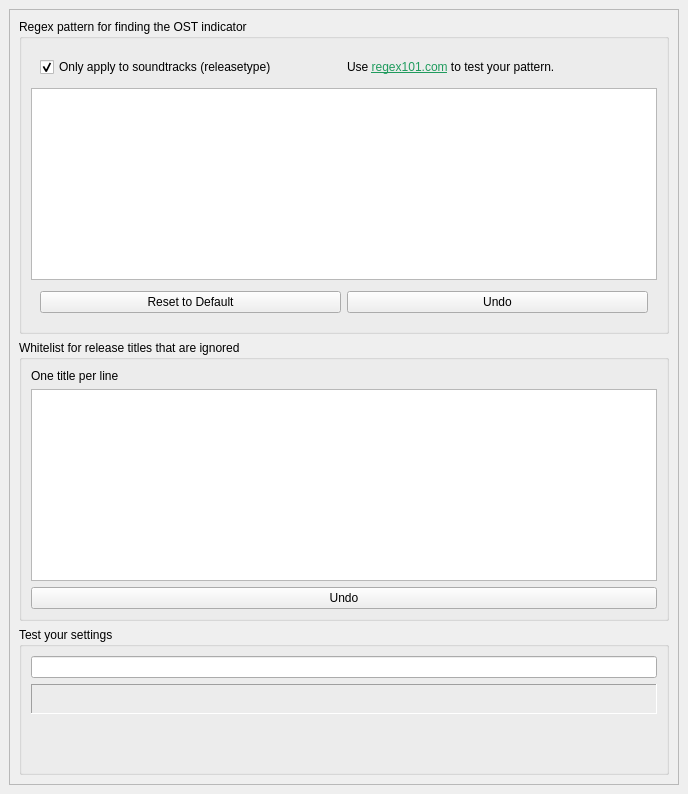
Above: title_cleaner_ost/title_cleaner_ost_config.ui from nrth3rnlb/picard-plugin-title_cleaner_ost before the change. Below: the same form after it.
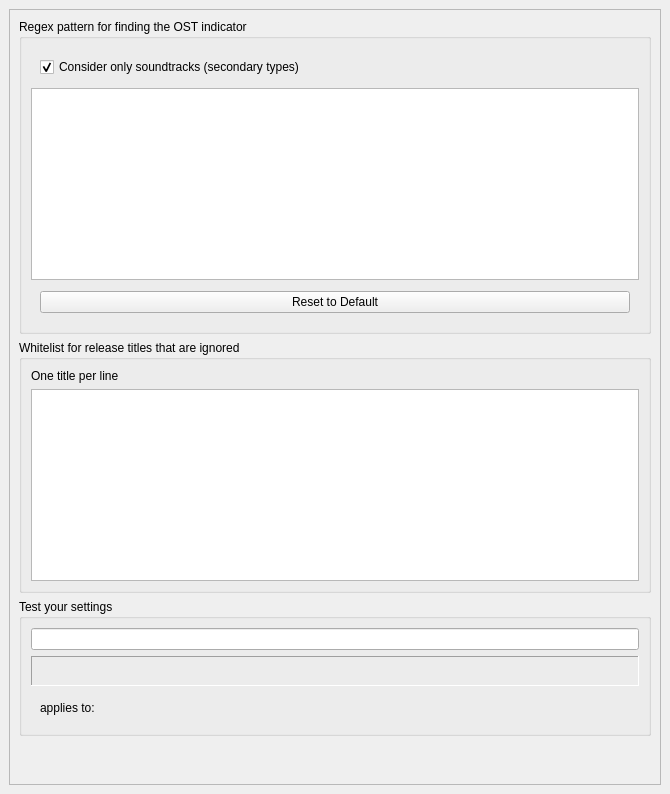
That is the form after the change.

Commit message: fix: simplify plugin settings and improve UI for soundtrack handling

What changed in the file:
```diff
--- a/title_cleaner_ost/title_cleaner_ost_config.ui
+++ b/title_cleaner_ost/title_cleaner_ost_config.ui
@@ -6,7 +6,7 @@
    <rect>
     <x>0</x>
     <y>0</y>
-    <width>688</width>
+    <width>670</width>
     <height>794</height>
    </rect>
   </property>
@@ -36,7 +36,7 @@
        <rect>
         <x>0</x>
         <y>0</y>
-        <width>668</width>
+        <width>650</width>
         <height>774</height>
        </rect>
       </property>
@@ -70,7 +70,7 @@
               <verstretch>0</verstretch>
              </sizepolicy>
             </property>
-            <layout class="QHBoxLayout" name="horizontalLayout_2">
+            <layout class="QVBoxLayout" name="verticalLayout_5">
              <item>
               <widget class="QCheckBox" name="only_soundtrack_checkbox">
                <property name="sizePolicy">
@@ -83,29 +83,13 @@
                 <string>If enabled, the pattern is only applied to albums marked as soundtracks (field 'releasetype'). If disabled, the pattern will be applied to all albums.</string>
                </property>
                <property name="text">
-                <string>Only apply to soundtracks (releasetype)</string>
+                <string>Consider only soundtracks (secondary types)</string>
                </property>
                <property name="checked">
                 <bool>true</bool>
                </property>
               </widget>
              </item>
-             <item>
-              <widget class="QLabel" name="regex_hint">
-               <property name="sizePolicy">
-                <sizepolicy hsizetype="Preferred" vsizetype="Minimum">
-                 <horstretch>0</horstretch>
-                 <verstretch>0</verstretch>
-                </sizepolicy>
-               </property>
-               <property name="toolTip">
-                <string>External link for testing your regular expression pattern.</string>
-               </property>
-               <property name="text">
-                <string>&lt;html&gt;&lt;head/&gt;&lt;body&gt;&lt;p&gt;Use &lt;a href=&quot;https://regex101.com/&quot;&gt;&lt;span style=&quot; text-decoration: underline; color:#1f9b5d;&quot;&gt;regex101.com&lt;/span&gt;&lt;/a&gt; to test your pattern.&lt;/p&gt;&lt;/body&gt;&lt;/html&gt;</string>
-               </property>
-              </widget>
-             </item>
             </layout>
            </widget>
           </item>
@@ -129,16 +113,6 @@
                </property>
               </widget>
              </item>
-             <item>
-              <widget class="QPushButton" name="undo_regex_button">
-               <property name="toolTip">
-                <string>Undo last regex change (up to 5 steps).</string>
-               </property>
-               <property name="text">
-                <string>Undo</string>
-               </property>
-              </widget>
-             </item>
             </layout>
            </widget>
           </item>
@@ -167,20 +141,10 @@
             </property>
            </widget>
           </item>
-          <item>
-           <widget class="QPushButton" name="undo_whitelist_button">
-            <property name="toolTip">
-             <string>Undo last whitelist change (up to 5 steps).</string>
-            </property>
-            <property name="text">
-             <string>Undo</string>
-            </property>
-           </widget>
-          </item>
          </layout>
         </widget>
        </item>
-       <item>
+       <item alignment="Qt::AlignTop">
         <widget class="QGroupBox" name="groupBox_2">
          <property name="title">
           <string>Test your settings</string>
@@ -224,6 +188,38 @@
             </property>
            </widget>
           </item>
+          <item>
+           <widget class="QWidget" name="widget_3" native="true">
+            <layout class="QHBoxLayout" name="horizontalLayout_3">
+             <item>
+              <widget class="QLabel" name="label_2">
+               <property name="sizePolicy">
+                <sizepolicy hsizetype="Minimum" vsizetype="Preferred">
+                 <horstretch>0</horstretch>
+                 <verstretch>0</verstretch>
+                </sizepolicy>
+               </property>
+               <property name="text">
+                <string>applies to:</string>
+               </property>
+              </widget>
+             </item>
+             <item>
+              <widget class="QLabel" name="only_applies_to">
+               <property name="sizePolicy">
+                <sizepolicy hsizetype="Expanding" vsizetype="Preferred">
+                 <horstretch>0</horstretch>
+                 <verstretch>0</verstretch>
+                </sizepolicy>
+               </property>
+               <property name="text">
+                <string/>
+               </property>
+              </widget>
+             </item>
+            </layout>
+           </widget>
+          </item>
          </layout>
         </widget>
        </item>
```
The commit also changes 3 other files.
